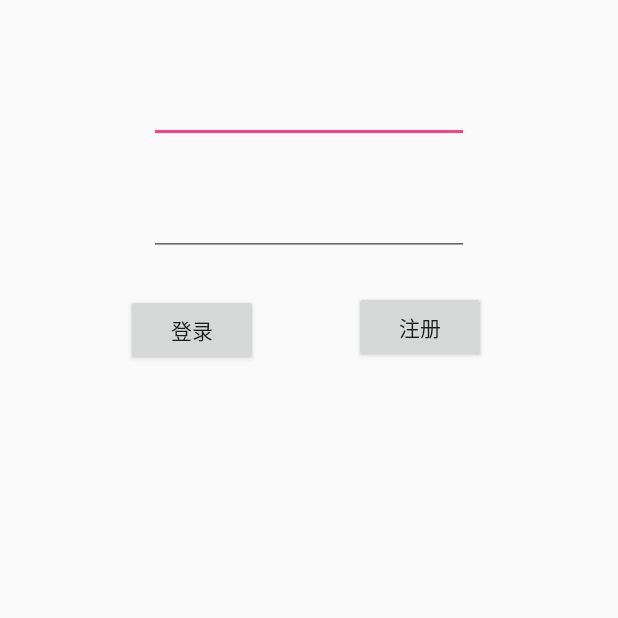
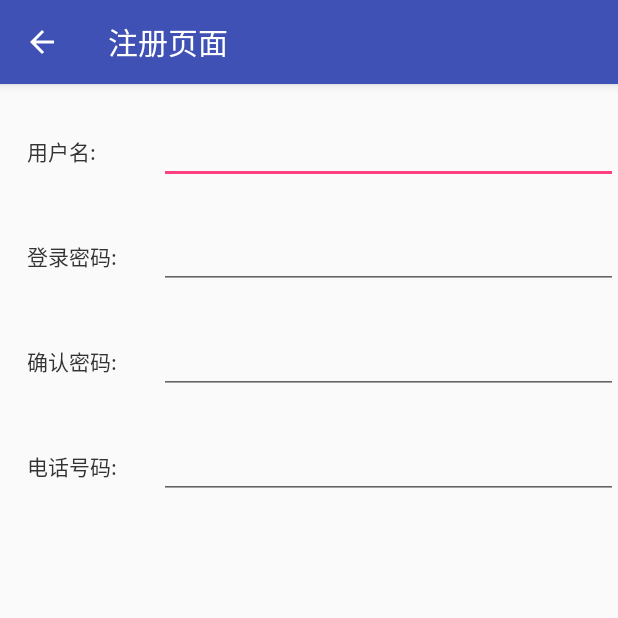
Before and after one commit to lqhshishen/SellSystem, an Android app: the screen it shows after launch (LoginActivity before the commit, RegisterActivity after it), after a tap on "注册", on a phone screen of 412 x 824 dp, the top half of it. Run offline under Robolectric (Android 15) with nearby library versions, the phone set to English and light mode, and no system bars; our stand-ins replace ButterKnife.

Commit message:
还是登录页面

```diff
--- a/app/src/main/AndroidManifest.xml
+++ b/app/src/main/AndroidManifest.xml
@@ -24,7 +24,8 @@
         <activity
             android:name=".LoginActivity"
             android:label="@string/title_activity_login" />
-        <activity android:name=".Login.LoginActivity"></activity>
+        <activity android:name=".Login.ui.LoginActivity" />
+        <activity android:name=".Login.ui.RegisterActivity"></activity>
     </application>
 
 </manifest>
--- a/app/src/main/java/com/sell/liqihao/sellsystem/Login/LoginActivity.java
+++ b/app/src/main/java/com/sell/liqihao/sellsystem/Login/ui/LoginActivity.java
@@ -1,6 +1,7 @@
-package com.sell.liqihao.sellsystem.Login;
+package com.sell.liqihao.sellsystem.Login.ui;
 
 import android.app.Activity;
+import android.content.Intent;
 import android.support.v7.app.AppCompatActivity;
 import android.os.Bundle;
 import android.view.View;
@@ -39,7 +40,7 @@ public class LoginActivity extends AppCompatActivity {
     public void onClick(View view) {
         switch (view.getId()) {
             case R.id.login_btn_register:
-                Toast.makeText(mContext, "123", Toast.LENGTH_SHORT).show();
+                startActivity(new Intent(mContext,RegisterActivity.class));
                 break;
             case R.id.login_btn_login:
                 Toast.makeText(mContext, "1234", Toast.LENGTH_SHORT).show();
--- /dev/null
+++ b/app/src/main/java/com/sell/liqihao/sellsystem/Login/ui/RegisterActivity.java
@@ -0,0 +1,34 @@
+package com.sell.liqihao.sellsystem.Login.ui;
+
+import android.support.v7.app.ActionBar;
+import android.support.v7.app.AppCompatActivity;
+import android.os.Bundle;
+import android.support.v7.widget.Toolbar;
+import android.view.MenuItem;
+
+import com.sell.liqihao.sellsystem.R;
+
+public class RegisterActivity extends AppCompatActivity {
+
+    @Override
+    protected void onCreate(Bundle savedInstanceState) {
+        super.onCreate(savedInstanceState);
+        setContentView(R.layout.activity_register);
+        Toolbar toolbar = findViewById(R.id.registertitle);
+        setSupportActionBar(toolbar);
+        ActionBar actionBar = getSupportActionBar();
+        if (actionBar != null) {
+            actionBar.setDisplayHomeAsUpEnabled(true);
+        }
+    }
+
+    @Override
+    public boolean onOptionsItemSelected(MenuItem item) {
+        switch (item.getItemId()) {
+            case android.R.id.home:
+                finish();
+                return true;
+        }
+        return super.onOptionsItemSelected(item);
+    }
+}
--- a/app/src/main/java/com/sell/liqihao/sellsystem/MainActivity.java
+++ b/app/src/main/java/com/sell/liqihao/sellsystem/MainActivity.java
@@ -8,12 +8,9 @@ import android.os.Message;
 import android.support.v7.app.AppCompatActivity;
 import android.os.Bundle;
 import android.view.View;
-import android.widget.Button;
-import android.widget.EditText;
 import android.widget.ImageView;
-import android.widget.Toast;
 
-import com.sell.liqihao.sellsystem.Login.LoginActivity;
+import com.sell.liqihao.sellsystem.Login.ui.LoginActivity;
 
 import butterknife.BindView;
 import butterknife.ButterKnife;
--- a/app/src/main/res/layout/activity_login.xml
+++ b/app/src/main/res/layout/activity_login.xml
@@ -4,7 +4,14 @@
     xmlns:tools="http://schemas.android.com/tools"
     android:layout_width="match_parent"
     android:layout_height="match_parent"
-    tools:context="com.sell.liqihao.sellsystem.Login.LoginActivity">
+    tools:context="com.sell.liqihao.sellsystem.Login.ui.LoginActivity">
+    <android.support.v7.widget.Toolbar
+        app:title="@string/login_title"
+        android:layout_width="match_parent"
+        android:layout_height="?attr/actionBarSize"
+        android:background="@color/colorPrimary"
+        android:theme="@style/ThemeOverlay.AppCompat.Dark.ActionBar">
+    </android.support.v7.widget.Toolbar>
 
     <EditText
         android:id="@+id/edt_username"
@@ -12,7 +19,7 @@
         android:layout_height="wrap_content"
         android:layout_marginEnd="8dp"
         android:layout_marginStart="8dp"
-        android:layout_marginTop="50dp"
+        android:layout_marginTop="136dp"
         android:ems="10"
         android:inputType="textPersonName"
         app:layout_constraintEnd_toEndOf="parent"
@@ -26,7 +33,7 @@
         android:layout_height="wrap_content"
         android:layout_marginEnd="8dp"
         android:layout_marginStart="8dp"
-        android:layout_marginTop="30dp"
+        android:layout_marginTop="40dp"
         android:ems="10"
         android:inputType="textPassword"
         app:layout_constraintEnd_toEndOf="parent"
@@ -40,7 +47,7 @@
         android:layout_height="wrap_content"
         android:layout_marginBottom="8dp"
         android:layout_marginStart="84dp"
-        android:layout_marginTop="20dp"
+        android:layout_marginTop="30dp"
         android:text="@string/btn_login"
         app:layout_constraintBottom_toBottomOf="parent"
         app:layout_constraintStart_toStartOf="parent"
@@ -53,7 +60,7 @@
         android:layout_height="wrap_content"
         android:layout_marginBottom="8dp"
         android:layout_marginEnd="88dp"
-        android:layout_marginTop="20dp"
+        android:layout_marginTop="30dp"
         android:text="@string/btn_register"
         app:layout_constraintBottom_toBottomOf="parent"
         app:layout_constraintEnd_toEndOf="parent"
--- /dev/null
+++ b/app/src/main/res/layout/activity_register.xml
@@ -0,0 +1,110 @@
+<?xml version="1.0" encoding="utf-8"?>
+<android.support.design.widget.CoordinatorLayout
+    xmlns:android="http://schemas.android.com/apk/res/android"
+    xmlns:app="http://schemas.android.com/apk/res-auto"
+    xmlns:tools="http://schemas.android.com/tools"
+    android:layout_width="match_parent"
+    android:layout_height="match_parent"
+    tools:context="com.sell.liqihao.sellsystem.Login.ui.RegisterActivity">
+    <android.support.design.widget.AppBarLayout
+        android:layout_width="match_parent"
+        android:layout_height="wrap_content">
+    <android.support.v7.widget.Toolbar
+        android:id="@+id/registertitle"
+        android:layout_width="match_parent"
+        android:layout_height="?attr/actionBarSize"
+        app:title="@string/register_title"
+        android:theme="@style/ThemeOverlay.AppCompat.Dark.ActionBar"
+        android:background="?attr/colorPrimary">
+    </android.support.v7.widget.Toolbar>
+    </android.support.design.widget.AppBarLayout>
+
+    <LinearLayout
+        android:layout_width="match_parent"
+        android:layout_height="match_parent"
+        app:layout_behavior="@string/appbar_scrolling_view_behavior"
+        tools:ignore="UselessLeaf"
+        android:orientation="vertical">
+
+        <LinearLayout
+            android:id="@+id/register_username"
+            android:layout_marginTop="20dp"
+            android:layout_width="match_parent"
+            android:layout_height="50dp">
+
+            <TextView
+                style="@style/Setting_tv"
+                android:text="@string/register_username" />
+
+            <EditText
+                android:id="@+id/register_edt_username"
+                android:layout_width="53dp"
+                android:layout_height="wrap_content"
+                android:layout_weight="1"
+                android:ems="10"
+                android:inputType="textPersonName"
+                tools:ignore="InefficientWeight" />
+        </LinearLayout>
+
+        <LinearLayout
+            android:id="@+id/register_password"
+            android:layout_marginTop="20dp"
+            android:layout_width="match_parent"
+            android:layout_height="50dp">
+            <TextView
+                style="@style/Setting_tv"
+                android:text="@string/register_password" />
+
+            <EditText
+                android:id="@+id/register_edt_password"
+                android:layout_width="100dp"
+                android:layout_height="wrap_content"
+                android:layout_weight="1"
+                android:ems="10"
+                tools:ignore="InefficientWeight"
+                android:inputType="textPassword"
+                />
+        </LinearLayout>
+
+        <LinearLayout
+            android:id="@+id/register_confirmpassword"
+            android:layout_marginTop="20dp"
+            android:layout_width="match_parent"
+            android:layout_height="50dp">
+            <TextView
+                style="@style/Setting_tv"
+                android:text="@string/register_confirmpassword" />
+
+            <EditText
+                android:id="@+id/register_edt_confirmpassword"
+                android:layout_width="wrap_content"
+                android:layout_height="wrap_content"
+                android:layout_weight="1"
+                android:ems="10"
+                android:inputType="textPassword"
+                tools:ignore="InefficientWeight" />
+        </LinearLayout>
+
+        <LinearLayout
+            android:id="@+id/register_tel"
+            android:layout_marginTop="20dp"
+            android:layout_width="match_parent"
+            android:layout_height="50dp">
+            <TextView
+                style="@style/Setting_tv"
+                android:text="@string/register_tel" />
+
+            <EditText
+                android:id="@+id/register_edt_tel"
+                android:layout_width="wrap_content"
+                android:layout_height="wrap_content"
+                android:layout_weight="1"
+                android:ems="10"
+                android:inputType="textPersonName"
+                tools:ignore="InefficientWeight" />
+        </LinearLayout>
+
+
+    </LinearLayout>
+
+</android.support.design.widget.CoordinatorLayout>
--- /dev/null
+++ b/app/src/main/res/layout/layout.xml
@@ -0,0 +1,11 @@
+<?xml version="1.0" encoding="utf-8"?>
+<LinearLayout xmlns:android="http://schemas.android.com/apk/res/android"
+    android:layout_width="match_parent"
+    android:layout_height="match_parent">
+
+    <Spinner
+        android:layout_width="match_parent"
+        android:layout_height="wrap_content"
+        android:layout_weight="1" />
+
+</LinearLayout>
--- a/app/src/main/res/values/strings.xml
+++ b/app/src/main/res/values/strings.xml
@@ -17,4 +17,10 @@
     <string name="btn_login">登录</string>
 
     <string name="btn_register">注册</string>
+    <string name="login_title">登录页面</string>
+    <string name="register_title">注册页面</string>
+    <string name="register_username">用户名:</string>
+    <string name="register_password">登录密码:</string>
+    <string name="register_confirmpassword">确认密码:</string>
+    <string name="register_tel">电话号码:</string>
 </resources>
--- a/app/src/main/res/values/styles.xml
+++ b/app/src/main/res/values/styles.xml
@@ -7,5 +7,17 @@
         <item name="colorPrimaryDark">@color/colorPrimaryDark</item>
         <item name="colorAccent">@color/colorAccent</item>
     </style>
-
+    <style name="Setting_tv">
+        <item name="android:layout_width">70dp</item>
+        <item name="android:layout_height">50dp</item>
+        <item name="android:layout_marginLeft">18dp</item>
+        <item name="android:textColor">#333</item>
+        <item name="android:layout_marginRight">18dp</item>
+        <item name="android:gravity">center|left</item>
+        <item name="android:textSize">14sp</item>
+    </style>
+    <style name="setting_edt">
+        <item name="android:layout_width">100dp</item>
+        <item name="android:layout_gravity">right</item>
+    </style>
 </resources>
```
